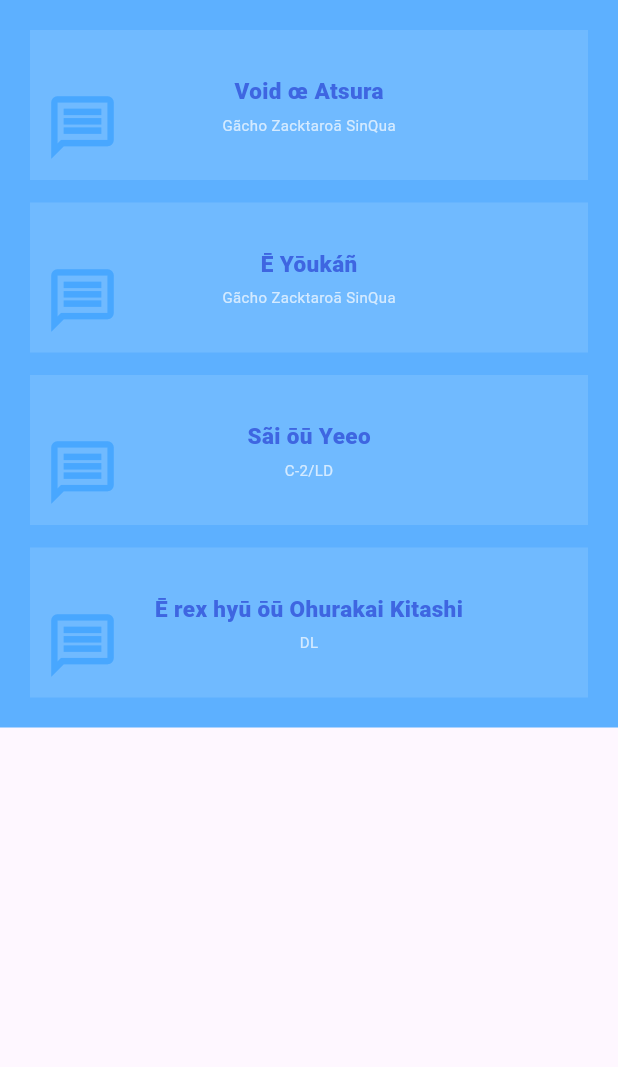
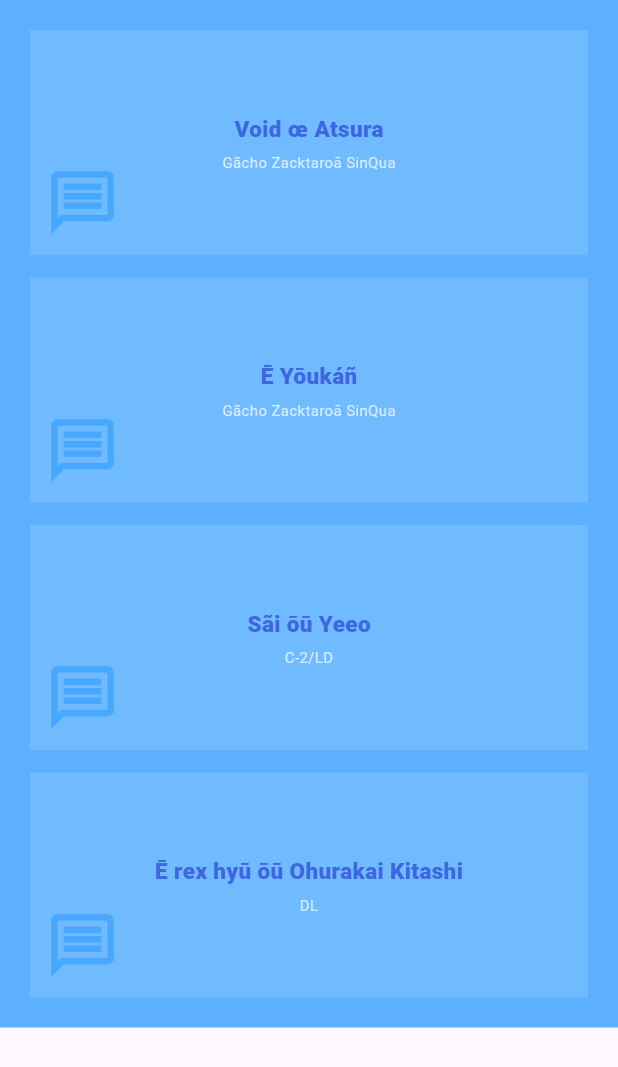
Before and after one commit to Lia201/CP201, a Flutter app: the ProfileScreen widget shown alone on an empty page, opened directly, on a phone screen of 412 x 824 dp. Shown: the top 1067 px of the screen. Run offline on Flutter 3.47's test engine with Material 3 defaults, Android fonts, the phone set to English and light mode, and no system bars; our stand-ins replace shared_preferences; accounts and stored records are empty.

Commit message:
increase height of library screen container in ProfileScreen

```diff
--- a/lib/mainscreen.dart
+++ b/lib/mainscreen.dart
@@ -318,7 +318,7 @@ class ProfileScreen extends StatelessWidget {
           onTap: () => _navigateToLibraryScreen(context, title),
           child: Container(
             width: double.infinity,
-            height: 100,
+            height: 150,
             color: Color.fromARGB(255, 112, 186, 255),
             child: Center(
               child: Column(
```
